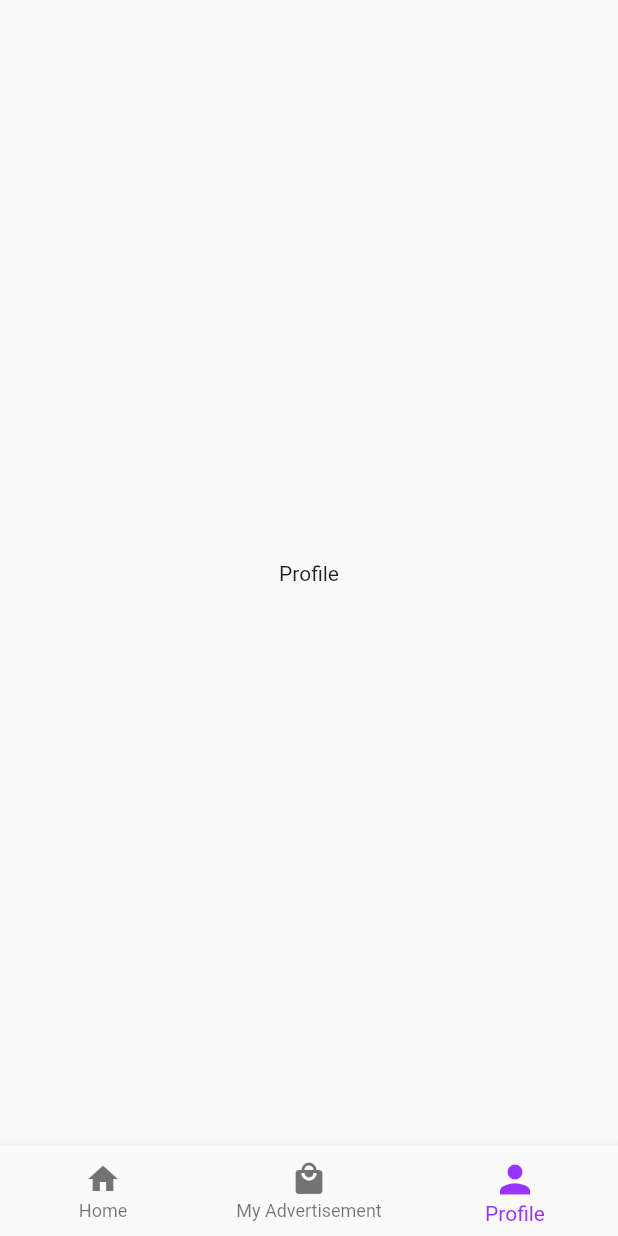
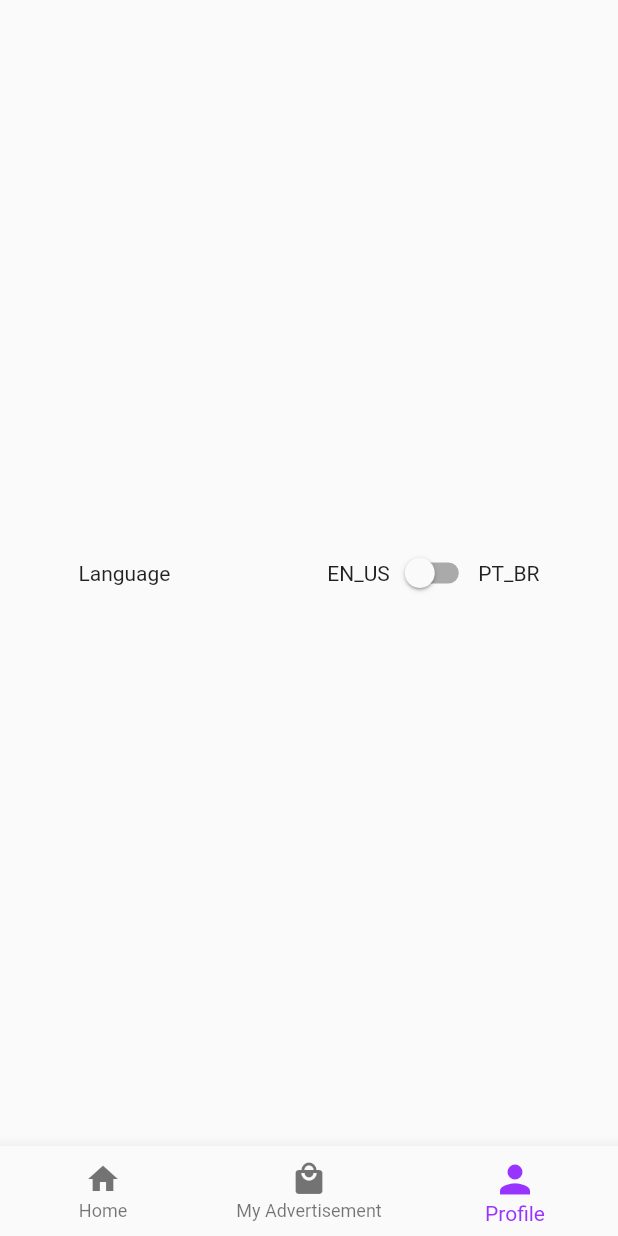
Before and after one commit to FernandoSoldera/e_commerce, a Flutter app: the screen it shows after launch, item 3 of the bottom bar chosen, on a phone screen of 412 x 824 dp. Run offline on Flutter 3.47's test engine with Material 2 defaults, Android fonts, the phone set to English and light mode, and no system bars; our stand-ins replace easy_localization.

Commit message:
Implement Internationalization pt and en

```diff
--- /dev/null
+++ b/assets/i18n/en-US.json
@@ -0,0 +1,6 @@
+{
+    "home": "Home",
+    "my_advertisement": "My Advertisement",
+    "profile": "Profile",
+    "language": "Language"
+}
--- /dev/null
+++ b/assets/i18n/pt-BR.json
@@ -0,0 +1,6 @@
+{
+    "home": "Início",
+    "my_advertisement": "Meu Anúncios",
+    "profile": "Perfil",
+    "language": "Língua"
+}
--- a/lib/main.dart
+++ b/lib/main.dart
@@ -1,10 +1,19 @@
 import 'package:e_commerce/screens/home.dart';
 import 'package:e_commerce/screens/my_advertisement.dart';
 import 'package:e_commerce/screens/profile.dart';
+import 'package:easy_localization/easy_localization.dart';
 import 'package:flutter/material.dart';
 
 void main() {
-  runApp(MyApp());
+  runApp(EasyLocalization(
+    child: MyApp(),
+    saveLocale: true,
+    path: 'assets/i18n',
+    supportedLocales: [
+      Locale('en', 'US'),
+      Locale('pt', 'BR'),
+    ],
+  ));
 }
 
 class MyApp extends StatefulWidget {
@@ -30,6 +39,9 @@ class _MyAppState extends State<MyApp> {
   Widget build(BuildContext context) {
     return MaterialApp(
       title: 'Flutter Demo',
+      localizationsDelegates: context.localizationDelegates,
+      supportedLocales: context.supportedLocales,
+      locale: context.locale,
       theme: ThemeData(
         primarySwatch: Colors.blue,
         highlightColor: Color.fromARGB(50, 153, 51, 255),
@@ -45,15 +57,15 @@ class _MyAppState extends State<MyApp> {
           items: [
             BottomNavigationBarItem(
               icon: Icon(Icons.home),
-              label: 'Home',
+              label: 'home'.tr().toString(),
             ),
             BottomNavigationBarItem(
               icon: Icon(Icons.local_mall),
-              label: 'My Advertisement',
+              label: 'my_advertisement'.tr().toString(),
             ),
             BottomNavigationBarItem(
               icon: Icon(Icons.person),
-              label: 'Profile',
+              label: 'profile'.tr().toString(),
             ),
           ],
           onTap: onTap,
--- a/lib/screens/profile.dart
+++ b/lib/screens/profile.dart
@@ -1,11 +1,42 @@
+import 'package:easy_localization/easy_localization.dart';
 import 'package:flutter/material.dart';
 
-class Profile extends StatelessWidget {
+class Profile extends StatefulWidget {
+  @override
+  _ProfileState createState() => _ProfileState();
+}
+
+class _ProfileState extends State<Profile> {
   @override
   Widget build(BuildContext context) {
     return Scaffold(
       body: Center(
-        child: Text('Profile'),
+        child: Row(
+          mainAxisAlignment: MainAxisAlignment.spaceAround,
+          children: [
+            Text('language'.tr().toString()),
+            Row(
+              children: [
+                Text('EN_US'),
+                Switch(
+                  activeColor: Color.fromARGB(255, 153, 51, 255),
+                  value:
+                      EasyLocalization.of(context).locale.toString() == 'pt_BR'
+                          ? true
+                          : false,
+                  onChanged: (value) => {
+                    print(EasyLocalization.of(context).locale),
+                    if (value)
+                      {EasyLocalization.of(context).locale = Locale('pt', 'BR')}
+                    else
+                      {EasyLocalization.of(context).locale = Locale('en', 'US')}
+                  },
+                ),
+                Text('PT_BR')
+              ],
+            ),
+          ],
+        ),
       ),
     );
   }
--- a/pubspec.yaml
+++ b/pubspec.yaml
@@ -23,6 +23,7 @@ environment:
 dependencies:
   flutter:
     sdk: flutter
+  easy_localization: ^2.3.3
 
 
   # The following adds the Cupertino Icons font to your application.
@@ -44,6 +45,9 @@ flutter:
   # the material Icons class.
   uses-material-design: true
 
+  assets:
+    - assets/i18n/en-US.json
+    - assets/i18n/pt-BR.json
   # To add assets to your application, add an assets section, like this:
   # assets:
   #   - images/a_dot_burr.jpeg
```
Also changed, not shown: pubspec.lock.
